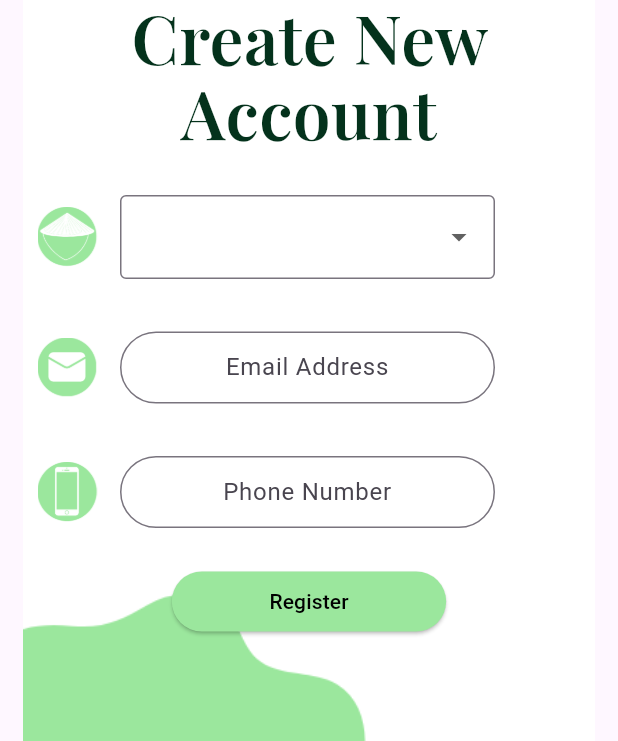
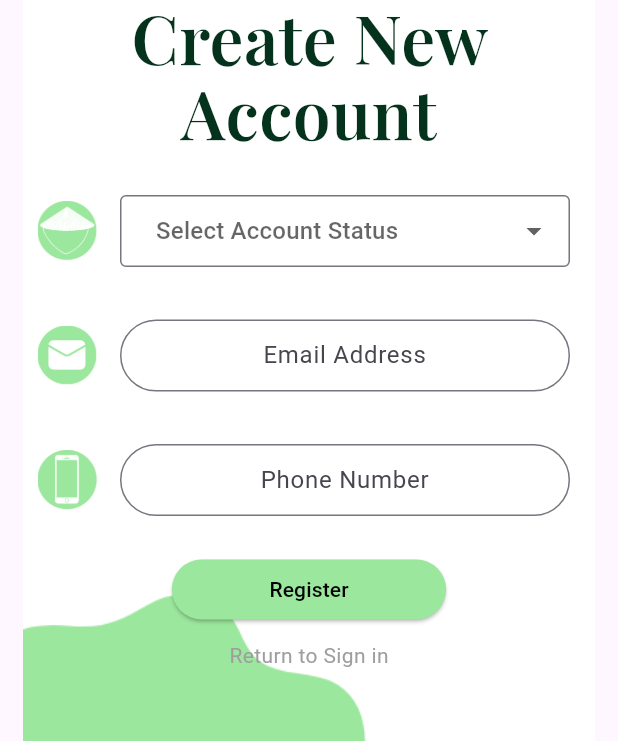
Before and after one commit to Miggycraft/terrasoi_app, a Flutter app: the screen it shows after launch, after a tap on "Create", on a phone screen of 412 x 824 dp, the part 495-1236 px from its top. Run offline on Flutter 3.47's test engine with Material 3 defaults, Android fonts, the phone set to English and light mode, and no system bars.

Commit message:
adjust login, register page, to homepage!

```diff
--- a/lib/pages/home_page.dart
+++ b/lib/pages/home_page.dart
@@ -12,9 +12,7 @@ class _HomePageState extends State<HomePage> {
   Widget build(BuildContext context) {
     return Scaffold(
       body: Container(
-        decoration: BoxDecoration(
-
-        ),
+        child: Text('test'),
       ),
     );
   }
--- a/lib/pages/login_page.dart
+++ b/lib/pages/login_page.dart
@@ -78,7 +78,7 @@ class _LoginPageState extends State<LoginPage> {
                       width: 15.0,
                     ),
                     Container(
-                      width: 250.0,
+                      width: 300.0,
                       child: TextField(
                         controller: _username,
                         textAlign: TextAlign.center,
@@ -113,7 +113,7 @@ class _LoginPageState extends State<LoginPage> {
                       width: 15.0,
                     ),
                     Container(
-                      width: 250.0,
+                      width: 300.0,
                       child: TextField(
                         controller: _password,
                         obscureText: true,
@@ -158,12 +158,23 @@ class _LoginPageState extends State<LoginPage> {
                           'Forgot your Password?',
                           style: TextStyle(fontSize: 9, color: Colors.grey),
                         ),
+                        SizedBox(height: 20,),
+                        Row(
+                          children: [
+                            Text(
+                              'Guest Login',
+                              style: TextStyle(fontSize: 12,decoration: TextDecoration.underline),
+                            ),
+                            SizedBox(width: 8,),
+                            Icon(Icons.info_outline, size: 17, color: Colors.grey,),
+                          ],
+                        ),
                       ],
                     ),
                   ],
                 ),
                 const SizedBox(
-                  height: 90.0,
+                  height: 70.0,
                 ),
                 Row(
                   mainAxisAlignment: MainAxisAlignment.end,
--- a/lib/pages/register_page.dart
+++ b/lib/pages/register_page.dart
@@ -23,7 +23,8 @@ class _RegisterPageState extends State<RegisterPage> {
           // width: ,
           height: size.height,
           decoration: BoxDecoration(
-              image: DecorationImage(image: AssetImage('assets/background.png'))),
+              image:
+                  DecorationImage(image: AssetImage('assets/background.png'))),
           child: Padding(
             padding: EdgeInsets.only(top: 80.0),
             child: Column(
@@ -62,12 +63,18 @@ class _RegisterPageState extends State<RegisterPage> {
                           width: 15.0,
                         ),
                         SizedBox(
-                          width: 250.0,
+                          width: 300.0,
+                          // height: 55,
                           child: DropdownButtonFormField<String>(
+                            hint: Text(
+                              'Select Account Status',
+                              textAlign: TextAlign.center,
+                            ),
                             borderRadius: BorderRadius.circular(25),
                             isDense: true,
-                            padding: EdgeInsets.all(0),
                             decoration: InputDecoration(
+                              contentPadding:
+                                  EdgeInsets.symmetric(horizontal: 20),
                               focusedBorder: OutlineInputBorder(
                                   borderSide: BorderSide(color: Colors.black)),
                               border: OutlineInputBorder(
@@ -78,7 +85,7 @@ class _RegisterPageState extends State<RegisterPage> {
                                 .map<DropdownMenuItem<String>>((String value) {
                               return DropdownMenuItem<String>(
                                 value: value,
-                                child: Text(value),
+                                child: Text(value, style: TextStyle(fontWeight: FontWeight.w400),),
                               );
                             }).toList(),
                             onChanged: (String? value) {},
@@ -102,7 +109,7 @@ class _RegisterPageState extends State<RegisterPage> {
                           width: 15.0,
                         ),
                         Container(
-                          width: 250.0,
+                          width: 300.0,
                           child: TextField(
                             textAlign: TextAlign.center,
                             decoration: InputDecoration(
@@ -111,7 +118,8 @@ class _RegisterPageState extends State<RegisterPage> {
                                 borderRadius: BorderRadius.circular(25),
                               ),
                               focusedBorder: OutlineInputBorder(
-                                borderSide: const BorderSide(color: Colors.black),
+                                borderSide:
+                                    const BorderSide(color: Colors.black),
                                 borderRadius: BorderRadius.circular(25),
                               ),
                               hintText: 'Email Address',
@@ -138,7 +146,7 @@ class _RegisterPageState extends State<RegisterPage> {
                       width: 15.0,
                     ),
                     Container(
-                      width: 250.0,
+                      width: 300.0,
                       child: TextField(
                         textAlign: TextAlign.center,
                         decoration: InputDecoration(
@@ -156,17 +164,30 @@ class _RegisterPageState extends State<RegisterPage> {
                     ),
                   ],
                 ),
-                SizedBox(height: 25,),
+                SizedBox(
+                  height: 25,
+                ),
                 ElevatedButton(
                     style: ElevatedButton.styleFrom(
                       padding: const EdgeInsets.symmetric(horizontal: 65.0),
                       backgroundColor: const Color.fromRGBO(155, 231, 157, 1),
                       foregroundColor: Colors.black,
                     ),
-                    onPressed: () {
-                    },
+                    onPressed: () {},
                     child: const Text('Register')),
-              // SizedBox(height: 130,),
+                SizedBox(height: 10,),
+                GestureDetector(
+                  onTap: () {
+                    Navigator.pop(context);
+                  },
+                  child: const Text(
+                    'Return to Sign in',
+                    style: TextStyle(
+                      fontWeight: FontWeight.w400,
+                      color: Colors.grey,
+                    ),
+                  ),
+                ),
               ],
             ),
           ),
```
